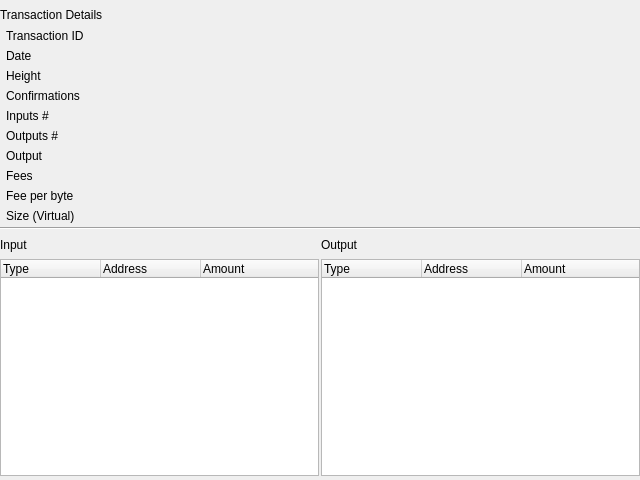
BlockSettle/terminal, file BlockSettleUILib/TransactionDetailsWidget.ui: the form before one commit.
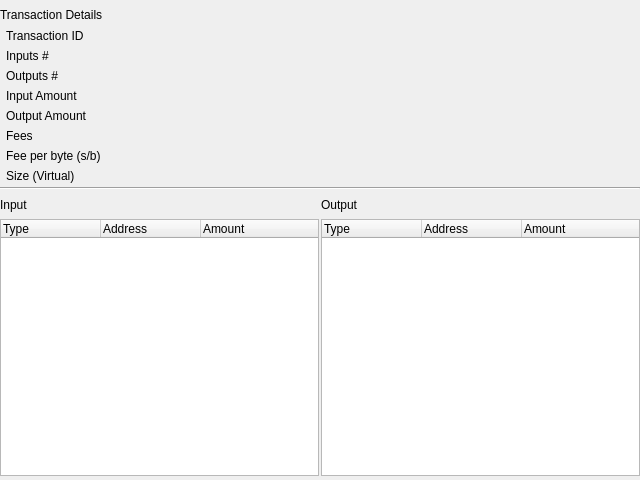
The form after the commit. Custom widgets are drawn as their Qt base class.

Commit message: terminal/BST-1724 + set fixed size for "Search for a transaction or address"

```diff
--- a/BlockSettleUILib/TransactionDetailsWidget.ui
+++ b/BlockSettleUILib/TransactionDetailsWidget.ui
@@ -100,7 +100,7 @@
           <property name="darkFrame" stdset="0">
            <bool>true</bool>
           </property>
-          <layout class="QGridLayout" name="gridLayout_2" columnstretch="2,10">
+          <layout class="QGridLayout" name="gridLayout_2" columnstretch="2,0">
            <property name="leftMargin">
             <number>6</number>
            </property>
@@ -113,66 +113,8 @@
            <property name="bottomMargin">
             <number>4</number>
            </property>
-           <item row="11" column="0">
-            <widget class="QLabel" name="label_14">
-             <property name="text">
-              <string>Fees</string>
-             </property>
-            </widget>
-           </item>
-           <item row="8" column="1">
-            <widget class="CustomLabel" name="tranNumInputs">
-             <property name="text">
-              <string/>
-             </property>
-             <property name="whiteText" stdset="0">
-              <bool>true</bool>
-             </property>
-            </widget>
-           </item>
-           <item row="5" column="0">
-            <widget class="QLabel" name="label_8">
-             <property name="text">
-              <string>Date</string>
-             </property>
-            </widget>
-           </item>
-           <item row="10" column="0">
-            <widget class="QLabel" name="label_15">
-             <property name="text">
-              <string>Output</string>
-             </property>
-            </widget>
-           </item>
-           <item row="9" column="0">
-            <widget class="QLabel" name="label_12">
-             <property name="text">
-              <string>Outputs #</string>
-             </property>
-            </widget>
-           </item>
-           <item row="10" column="1">
-            <widget class="CustomLabel" name="tranOutput">
-             <property name="text">
-              <string/>
-             </property>
-             <property name="whiteText" stdset="0">
-              <bool>true</bool>
-             </property>
-            </widget>
-           </item>
-           <item row="13" column="1">
-            <widget class="CustomLabel" name="tranSize">
-             <property name="text">
-              <string/>
-             </property>
-             <property name="whiteText" stdset="0">
-              <bool>true</bool>
-             </property>
-            </widget>
-           </item>
            <item row="11" column="1">
-            <widget class="CustomLabel" name="tranFees">
+            <widget class="CustomLabel" name="tranSize">
              <property name="text">
               <string/>
              </property>
@@ -181,7 +123,7 @@
              </property>
             </widget>
            </item>
-           <item row="9" column="1">
+           <item row="6" column="1">
             <widget class="CustomLabel" name="tranNumOutputs">
              <property name="text">
               <string/>
@@ -214,71 +156,26 @@
              </property>
             </widget>
            </item>
-           <item row="12" column="1">
-            <widget class="CustomLabel" name="tranFeePerByte">
-             <property name="text">
-              <string/>
-             </property>
-             <property name="whiteText" stdset="0">
-              <bool>true</bool>
-             </property>
-            </widget>
-           </item>
-           <item row="7" column="1">
-            <widget class="CustomLabel" name="tranConfirmations">
-             <property name="text">
-              <string/>
-             </property>
-             <property name="whiteText" stdset="0">
-              <bool>true</bool>
-             </property>
-            </widget>
-           </item>
-           <item row="6" column="0">
-            <widget class="QLabel" name="label_9">
-             <property name="text">
-              <string>Height</string>
-             </property>
-            </widget>
-           </item>
-           <item row="7" column="0">
-            <widget class="QLabel" name="label_11">
-             <property name="text">
-              <string>Confirmations</string>
-             </property>
-            </widget>
-           </item>
-           <item row="6" column="1">
-            <widget class="CustomLabel" name="tranHeight">
-             <property name="text">
-              <string/>
-             </property>
-             <property name="whiteText" stdset="0">
-              <bool>true</bool>
-             </property>
-             <property name="copyToClipboard" stdset="0">
-              <bool>true</bool>
-             </property>
-            </widget>
-           </item>
-           <item row="13" column="0">
-            <widget class="QLabel" name="label_7">
-             <property name="text">
-              <string>Size (Virtual)</string>
-             </property>
-            </widget>
-           </item>
            <item row="8" column="0">
-            <widget class="QLabel" name="label_13">
+            <widget class="QLabel" name="label_15">
+             <property name="maximumSize">
+              <size>
+               <width>200</width>
+               <height>16777215</height>
+              </size>
+             </property>
              <property name="text">
-              <string>Inputs #</string>
+              <string>Output Amount</string>
              </property>
             </widget>
            </item>
-           <item row="12" column="0">
-            <widget class="QLabel" name="label_10">
+           <item row="10" column="1">
+            <widget class="CustomLabel" name="tranFeePerByte">
              <property name="text">
-              <string>Fee per byte</string>
+              <string/>
+             </property>
+             <property name="whiteText" stdset="0">
+              <bool>true</bool>
              </property>
             </widget>
            </item>
@@ -289,6 +186,12 @@
              </property>
              <item>
               <widget class="QLabel" name="label_4">
+               <property name="maximumSize">
+                <size>
+                 <width>200</width>
+                 <height>16777215</height>
+                </size>
+               </property>
                <property name="text">
                 <string>Transaction ID</string>
                </property>
@@ -315,6 +218,124 @@
              </item>
             </layout>
            </item>
+           <item row="7" column="0">
+            <widget class="QLabel" name="label_16">
+             <property name="maximumSize">
+              <size>
+               <width>200</width>
+               <height>16777215</height>
+              </size>
+             </property>
+             <property name="text">
+              <string>Input Amount</string>
+             </property>
+            </widget>
+           </item>
+           <item row="9" column="0">
+            <widget class="QLabel" name="label_14">
+             <property name="maximumSize">
+              <size>
+               <width>200</width>
+               <height>16777215</height>
+              </size>
+             </property>
+             <property name="text">
+              <string>Fees</string>
+             </property>
+            </widget>
+           </item>
+           <item row="9" column="1">
+            <widget class="CustomLabel" name="tranFees">
+             <property name="text">
+              <string/>
+             </property>
+             <property name="whiteText" stdset="0">
+              <bool>true</bool>
+             </property>
+            </widget>
+           </item>
+           <item row="5" column="0">
+            <widget class="QLabel" name="label_13">
+             <property name="maximumSize">
+              <size>
+               <width>200</width>
+               <height>16777215</height>
+              </size>
+             </property>
+             <property name="text">
+              <string>Inputs #</string>
+             </property>
+            </widget>
+           </item>
+           <item row="11" column="0">
+            <widget class="QLabel" name="label_7">
+             <property name="maximumSize">
+              <size>
+               <width>200</width>
+               <height>16777215</height>
+              </size>
+             </property>
+             <property name="text">
+              <string>Size (Virtual)</string>
+             </property>
+            </widget>
+           </item>
+           <item row="8" column="1">
+            <widget class="CustomLabel" name="tranOutput">
+             <property name="text">
+              <string/>
+             </property>
+             <property name="whiteText" stdset="0">
+              <bool>true</bool>
+             </property>
+            </widget>
+           </item>
+           <item row="5" column="1">
+            <widget class="CustomLabel" name="tranNumInputs">
+             <property name="text">
+              <string/>
+             </property>
+             <property name="whiteText" stdset="0">
+              <bool>true</bool>
+             </property>
+            </widget>
+           </item>
+           <item row="6" column="0">
+            <widget class="QLabel" name="label_12">
+             <property name="maximumSize">
+              <size>
+               <width>200</width>
+               <height>16777215</height>
+              </size>
+             </property>
+             <property name="text">
+              <string>Outputs #</string>
+             </property>
+            </widget>
+           </item>
+           <item row="10" column="0">
+            <widget class="QLabel" name="label_10">
+             <property name="maximumSize">
+              <size>
+               <width>200</width>
+               <height>16777215</height>
+              </size>
+             </property>
+             <property name="text">
+              <string>Fee per byte (s/b)</string>
+             </property>
+            </widget>
+           </item>
+           <item row="7" column="1">
+            <widget class="CustomLabel" name="tranInput">
+             <property name="text">
+              <string/>
+             </property>
+             <property name="whiteText" stdset="0">
+              <bool>true</bool>
+             </property>
+            </widget>
+           </item>
           </layout>
          </widget>
         </item>
```
Left out of the diff: 10 changed lines with no effect on the pictures. The commit also changes 2 other files.
